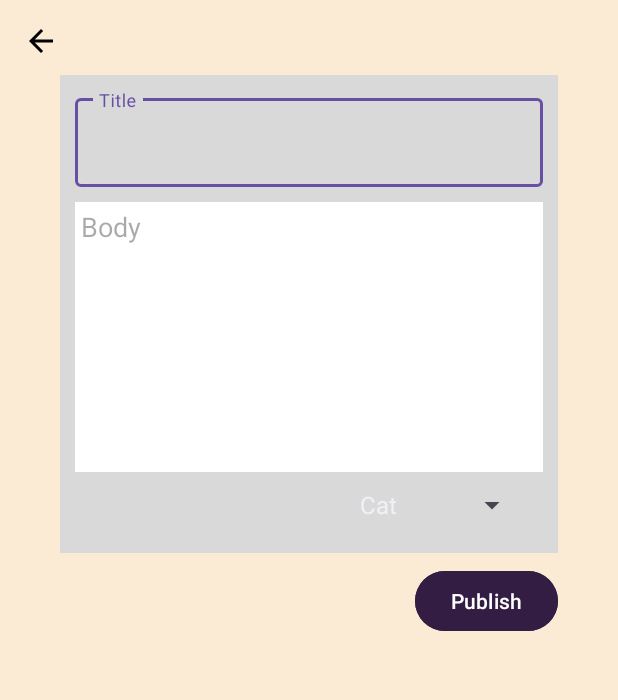
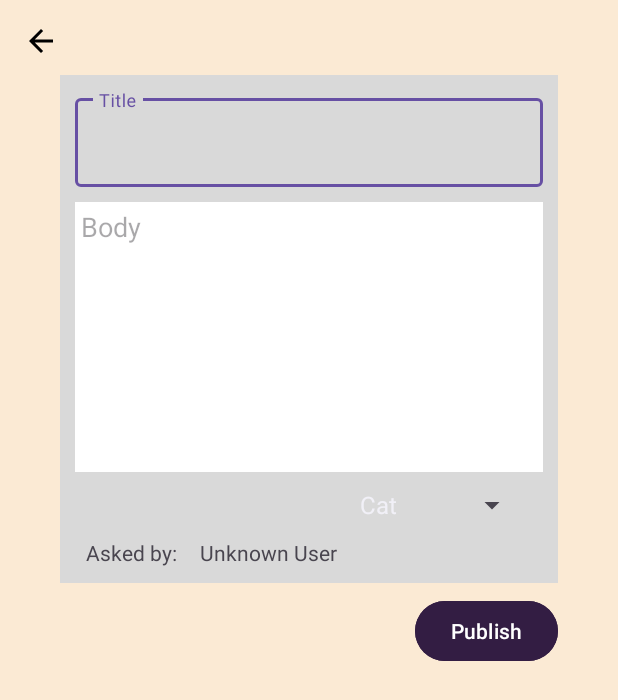
Before and after one commit to amitbarel/HappyPetsApp, an Android app: the NewQuestionActivity screen opened directly, with no data from a screen before it, on a phone screen of 412 x 824 dp. Shown: the top 700 px of the screen. Run offline under Robolectric (Android 15) with nearby library versions, the phone set to English and light mode, and no system bars; our stand-ins replace Firebase (no records; nobody signed in at launch, a user with empty details on screens opened directly).

Commit message:
The username appears in the question and the answer You don't see the password at logIn

```diff
--- a/app/src/main/java/dev/happypets/Activities/LoginActivity.java
+++ b/app/src/main/java/dev/happypets/Activities/LoginActivity.java
@@ -5,6 +5,7 @@ import android.content.Intent;
 import android.os.Bundle;
 import android.util.Patterns;
 import android.widget.Toast;
+
 import com.google.android.material.button.MaterialButton;
 import com.google.android.material.textfield.TextInputEditText;
 import com.google.firebase.auth.FirebaseAuth;
--- a/app/src/main/java/dev/happypets/Activities/NewQuestionActivity.java
+++ b/app/src/main/java/dev/happypets/Activities/NewQuestionActivity.java
@@ -1,26 +1,36 @@
 package dev.happypets.Activities;
 
+import androidx.annotation.NonNull;
 import androidx.appcompat.app.AppCompatActivity;
 import androidx.appcompat.widget.AppCompatImageView;
 
 import android.os.Bundle;
+import android.util.Log;
 import android.widget.ArrayAdapter;
 import android.widget.Spinner;
 
 import com.google.android.material.button.MaterialButton;
 import com.google.android.material.textfield.TextInputEditText;
+import com.google.android.material.textview.MaterialTextView;
+import com.google.firebase.database.DataSnapshot;
+import com.google.firebase.database.DatabaseError;
+import com.google.firebase.database.ValueEventListener;
 
 import dev.happypets.Database.DataManager;
 import dev.happypets.Objects.Question;
+import dev.happypets.Objects.User;
 import dev.happypets.R;
 
 public class NewQuestionActivity extends AppCompatActivity {
 
-    DataManager dataManager;
-    AppCompatImageView backButton;
-    TextInputEditText questionTitle, questionBody;
-    Spinner animalKind;
-    MaterialButton publishButton;
+    private DataManager dataManager;
+    private AppCompatImageView backButton;
+    private TextInputEditText questionTitle, questionBody;
+    private MaterialTextView nameUser;
+    private Spinner animalKind;
+    private MaterialButton publishButton;
+
+    private User currentUser;
 
     @Override
     protected void onCreate(Bundle savedInstanceState) {
@@ -31,6 +41,7 @@ public class NewQuestionActivity extends AppCompatActivity {
 
         findViews();
         initViews();
+        fetchCurrentUser();
     }
 
     private void findViews() {
@@ -39,10 +50,11 @@ public class NewQuestionActivity extends AppCompatActivity {
         questionBody = findViewById(R.id.question_body);
         animalKind = findViewById(R.id.spinner_animal);
         publishButton = findViewById(R.id.btn_publish);
+        nameUser = findViewById(R.id.Q_username);
     }
 
     private void initViews() {
-        ArrayAdapter adapter = new ArrayAdapter(
+        ArrayAdapter<String> adapter = new ArrayAdapter<>(
                 getApplicationContext(),
                 android.R.layout.simple_spinner_item,
                 dataManager.getAnimalNames());
@@ -50,16 +62,45 @@ public class NewQuestionActivity extends AppCompatActivity {
         adapter.setDropDownViewResource(android.R.layout.simple_spinner_dropdown_item);
         animalKind.setAdapter(adapter);
 
-        backButton.setOnClickListener(v -> {
-            finish();
+        backButton.setOnClickListener(v -> finish());
+
+        publishButton.setOnClickListener(v -> {
+            if (currentUser != null) {
+                Question newQuestion = new Question()
+                        .setTitle(questionTitle.getText().toString())
+                        .setText(questionBody.getText().toString())
+                        .setCategory(animalKind.getSelectedItem().toString())
+                        .setAskedBy(currentUser);
+                dataManager.addNewQuestion(newQuestion);
+                finish();
+            } else {
+                // Handle the case where user data is not yet available
+                Log.d("NewQuestionActivity", "Current user data not available");
+            }
         });
-        publishButton.setOnClickListener(v -> {
-            Question newQuestion = new Question()
-                    .setTitle(questionTitle.getText().toString())
-                    .setText(questionBody.getText().toString())
-                    .setCategory(animalKind.getSelectedItem().toString());
-            dataManager.addNewQuestion(newQuestion);
-            finish();
+    }
+
+    private void fetchCurrentUser() {
+        dataManager.getCurrentUserName(new ValueEventListener() {
+            @Override
+            public void onDataChange(@NonNull DataSnapshot dataSnapshot) {
+                if (dataSnapshot.exists()) {
+                    currentUser = dataSnapshot.getValue(User.class);
+                    if (currentUser != null) {
+                        nameUser.setText(currentUser.getName());
+                    } else {
+                        nameUser.setText("Unknown User");
+                    }
+                } else {
+                    nameUser.setText("Unknown User");
+                }
+            }
+
+            @Override
+            public void onCancelled(@NonNull DatabaseError databaseError) {
+                Log.d("NewQuestionActivity", "Failed to read user data", databaseError.toException());
+                nameUser.setText("Unknown User");
+            }
         });
     }
 }
--- a/app/src/main/java/dev/happypets/Database/DataManager.java
+++ b/app/src/main/java/dev/happypets/Database/DataManager.java
@@ -3,9 +3,12 @@ package dev.happypets.Database;
 import android.content.Context;
 import android.util.Log;
 
+import com.google.firebase.auth.FirebaseAuth;
+import com.google.firebase.auth.FirebaseUser;
 import com.google.firebase.database.DataSnapshot;
+import com.google.firebase.database.DatabaseReference;
 import com.google.firebase.database.FirebaseDatabase;
-import com.google.firebase.database.DatabaseReference;
+import com.google.firebase.database.ValueEventListener;
 
 import java.util.ArrayList;
 import java.util.Arrays;
@@ -15,10 +18,12 @@ import dev.happypets.CallBacks.AnswerCallback;
 import dev.happypets.Objects.AnimalType;
 import dev.happypets.Objects.Answer;
 import dev.happypets.Objects.Question;
+import dev.happypets.Objects.User;
 import dev.happypets.R;
 
 public class DataManager {
 
+    private FirebaseAuth firebaseAuth;
     private static DataManager instance;
     private final FirebaseDatabase firebaseDatabase;
     private ArrayList<Question> questions;
@@ -31,6 +36,7 @@ public class DataManager {
         this.questionsRef = firebaseDatabase.getReference("questions");
         this.questions = new ArrayList<>();
         this.animalTypes = getAnimalTypes();
+        this.firebaseAuth = FirebaseAuth.getInstance();
     }
 
     public static synchronized DataManager getInstance(Context context) {
@@ -50,19 +56,12 @@ public class DataManager {
         return new ArrayList<>(Arrays.asList(cat, dog, hamster, parrot, rabbit, fish));
     }
 
-    public ArrayList<String> getAnimalNames() {
-        return (ArrayList<String>) animalTypes.stream()
-                .map(AnimalType::getKind)
-                .collect(Collectors.toList());
+    public ArrayList<Question> getQuestions() {
+        return questions;
     }
-
     public DataManager setAnimalTypes(ArrayList<AnimalType> animalTypes) {
         this.animalTypes = animalTypes;
         return this;
-    }
-
-    public ArrayList<Question> getQuestions() {
-        return questions;
     }
 
     public void setQuestions(ArrayList<Question> questions) {
@@ -74,19 +73,19 @@ public class DataManager {
         if (questionId != null) {
             question.setQuestionId(questionId);
             questionsRef.child(questionId).setValue(question);
-        }else {
+        } else {
             Log.d("Error", "Question id is null");
         }
     }
 
     public void addNewAnswer(String questionId, Answer answer){
         DatabaseReference ref = questionsRef.child(questionId);
-        String AnswerId = ref.child("answers").push().getKey();
-        if (AnswerId != null) {
-            answer.setAnswerId(ref.child("answers").push().getKey());
+        String answerId = ref.child("answers").push().getKey();
+        if (answerId != null) {
+            answer.setAnswerId(answerId);
             ref.child("answers").push().setValue(answer);
             addToRelatedQuestions(questionId, answer);
-        }else{
+        } else {
             Log.d("Error", "AnswerID is null");
         }
     }
@@ -111,7 +110,7 @@ public class DataManager {
                 Question question = snapshot.getValue(Question.class);
                 relatedQuestions.add(question);
             }
-            listener.onQuestionsRetrieved(questions);
+            listener.onQuestionsRetrieved(relatedQuestions);
         });
         return relatedQuestions;
     }
@@ -129,10 +128,25 @@ public class DataManager {
         });
     }
 
-
     public void addToRelatedQuestions(String questionId, Answer answer) {
         questions.stream().filter(q -> q.getQuestionId().equals(questionId)).findFirst().ifPresent(question -> question.addAnswer(answer));
     }
+    public ArrayList<String> getAnimalNames() {
+        return (ArrayList<String>) animalTypes.stream()
+                .map(AnimalType::getKind)
+                .collect(Collectors.toList());
+    }
+
+
+    public void getCurrentUserName(ValueEventListener listener) {
+        FirebaseUser currentUser = firebaseAuth.getCurrentUser();
+        if (currentUser != null) {
+            DatabaseReference userRef = firebaseDatabase.getReference("Users").child(currentUser.getUid());
+            userRef.addListenerForSingleValueEvent(listener);
+        }
+    }
+
+
 
     public interface OnQuestionsRetrievedListener {
         void onQuestionsRetrieved(ArrayList<Question> questions);
--- a/app/src/main/res/layout/activity_login.xml
+++ b/app/src/main/res/layout/activity_login.xml
@@ -49,6 +49,8 @@
                 android:id="@+id/et_password"
                 android:layout_width="match_parent"
                 android:layout_height="wrap_content"
+                android:inputType="textPassword"
+                android:hint="Password"
                 android:textColor="@color/black" />
 
         </com.google.android.material.textfield.TextInputLayout>
--- a/app/src/main/res/layout/activity_new_answer.xml
+++ b/app/src/main/res/layout/activity_new_answer.xml
@@ -67,7 +67,7 @@
                 android:layout_width="wrap_content"
                 android:layout_height="match_parent"
                 android:layout_marginHorizontal="15dp"
-                android:text="username"/>
+                android:text="username" />
 
         </LinearLayout>
 
--- a/app/src/main/res/layout/activity_new_question.xml
+++ b/app/src/main/res/layout/activity_new_question.xml
@@ -51,12 +51,36 @@
             android:background="@color/white"
             android:hint="Body"/>
 
+
         <Spinner
             android:id="@+id/spinner_animal"
             android:layout_width="120dp"
             android:layout_height="wrap_content"
             android:layout_margin="10dp"
             android:layout_gravity="end"/>
+        <LinearLayout
+            android:layout_width="match_parent"
+            android:layout_height="20dp"
+            android:orientation="horizontal">
+
+
+            <View
+                android:layout_width="7dp"
+                android:layout_height="match_parent"/>
+
+            <com.google.android.material.textview.MaterialTextView
+                android:layout_width="wrap_content"
+                android:layout_height="match_parent"
+                android:text="Asked by:"/>
+
+            <com.google.android.material.textview.MaterialTextView
+                android:id="@+id/Q_username"
+                android:layout_width="wrap_content"
+                android:layout_height="match_parent"
+                android:layout_marginHorizontal="15dp"
+                android:text="username" />
+
+        </LinearLayout>
 
     </LinearLayout>
 
```
Also changed, not shown: app/src/main/java/dev/happypets/Activities/NewAnswerActivity.java (+43 -26 lines), app/src/main/java/dev/happypets/Adapters/AnswerAdapter.java (+1 -6 lines), app/src/main/res/layout/activity_sign_up.xml (+5 -5 lines).
